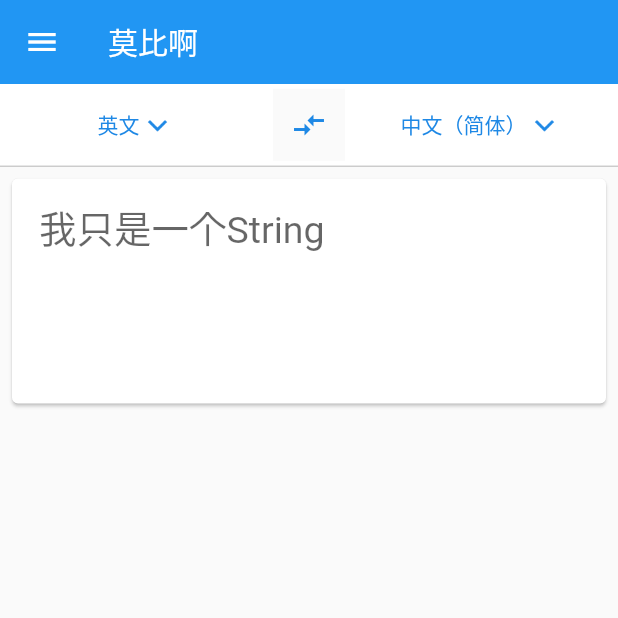
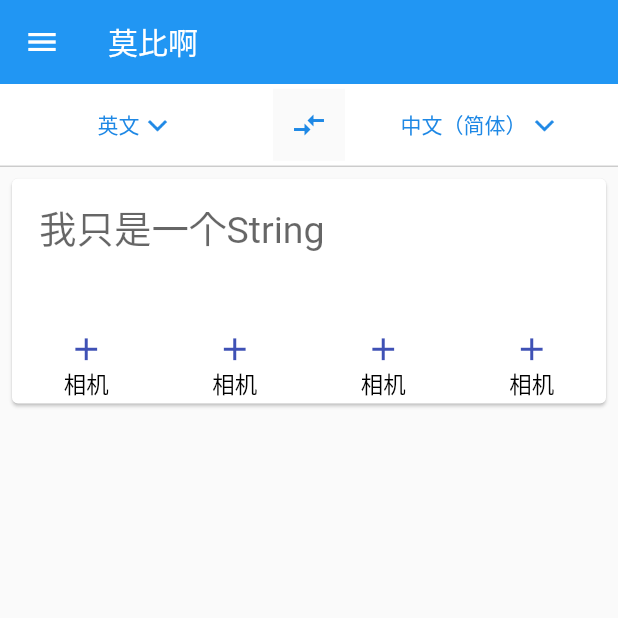
Before and after one commit to starlikerain/flutter_Demos, a Flutter app: the screen it shows after launch, on a phone screen of 412 x 824 dp, the top half of it. Run offline on Flutter 3.47's test engine with Material 2 defaults, Android fonts, the phone set to English and light mode, and no system bars.

Commit message:
中间翻译区下面的icons以及hintText

```diff
--- a/lib/textFieldPage.dart
+++ b/lib/textFieldPage.dart
@@ -16,10 +16,85 @@ class _TextFieldPageState extends State<TextFieldPage> {
           mainAxisAlignment: MainAxisAlignment.spaceBetween,
           children: <Widget>[
             TextFieldDemo(),
+            IconAndHintArea(),
           ],
         ),
       ),
     );
+  }
+}
+
+class IconAndHintArea extends StatefulWidget {
+  @override
+  _IconAndHintAreaState createState() => _IconAndHintAreaState();
+}
+
+class _IconAndHintAreaState extends State<IconAndHintArea> {
+  @override
+  Widget build(BuildContext context) {
+    return Row(
+      mainAxisAlignment: MainAxisAlignment.spaceAround,
+      children: <Widget>[
+        ActionButton(title: '相机', icon: Icons.add),
+        ActionButton(title: '相机', icon: Icons.add),
+        ActionButton(title: '相机', icon: Icons.add),
+        ActionButton(title: '相机', icon: Icons.add),
+      ],
+    );
+  }
+}
+
+class ActionButton extends StatefulWidget {
+  final String title;
+  final IconData icon;
+  final AssetImage image;
+  ActionButton({Key key, @required this.title, this.icon, this.image}) : super(key: key);
+
+  @override
+  _ActionButtonState createState() => _ActionButtonState();
+}
+
+class _ActionButtonState extends State<ActionButton> {
+  @override
+  Widget build(BuildContext context) {
+    return FlatButton(
+      onPressed: () {},
+      padding: EdgeInsets.only(
+        top: 2,
+        left: 10,
+        right: 10,
+        bottom: 2,
+      ),
+      child: Column(
+        children: <Widget>[
+          _myAboveIcon(),
+          Text(
+            widget.title,
+            style: TextStyle(
+              color: Colors.black,
+              fontSize: 15,
+            ),
+          ),
+        ],
+      ),
+    );
+  }
+
+  Widget _myAboveIcon() {
+    if (widget.icon != null) {
+      return Icon(
+        widget.icon,
+        color: Color(0xff3f51b5),
+        size: 25,
+      );
+    } else if (widget.image != null) {
+      return ImageIcon(
+        widget.image,
+        color: Color(0xff3f51b5),
+        size: 25,
+      );
+    }
+    return null;
   }
 }
 
```
